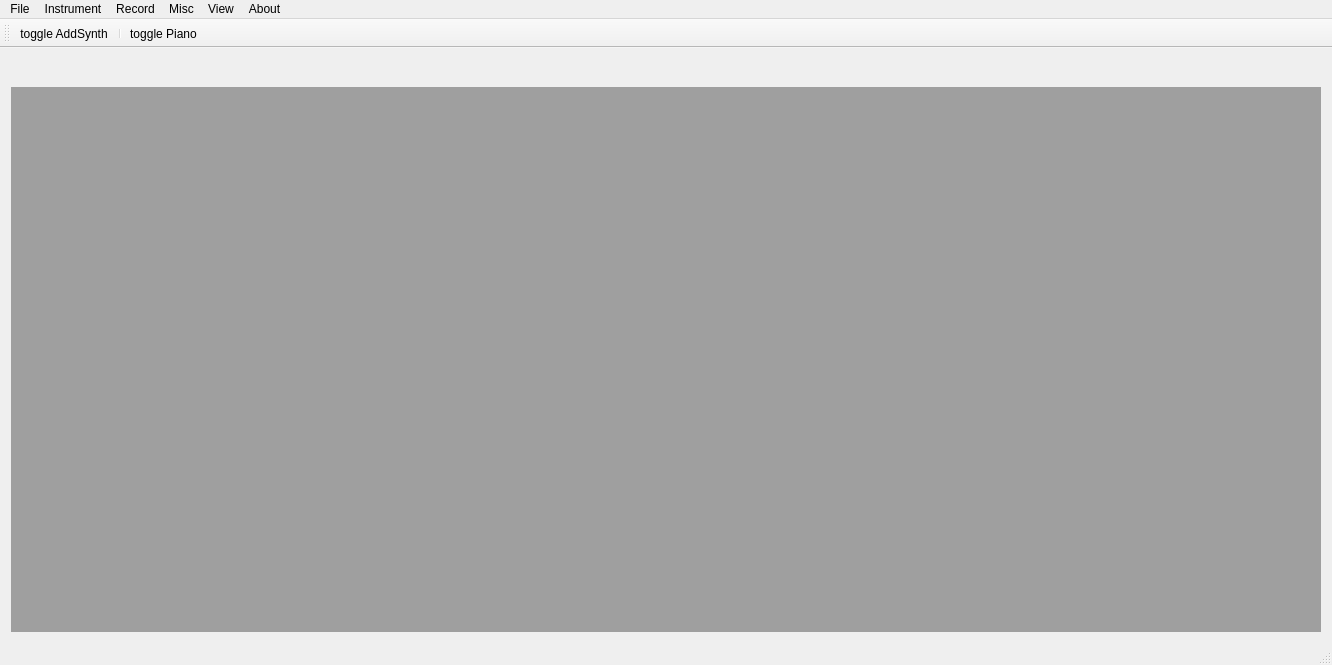
First picture: the form in src/UI_Qt/mainwindow.ui, repository wtrsltnk/zyn, before the edit.
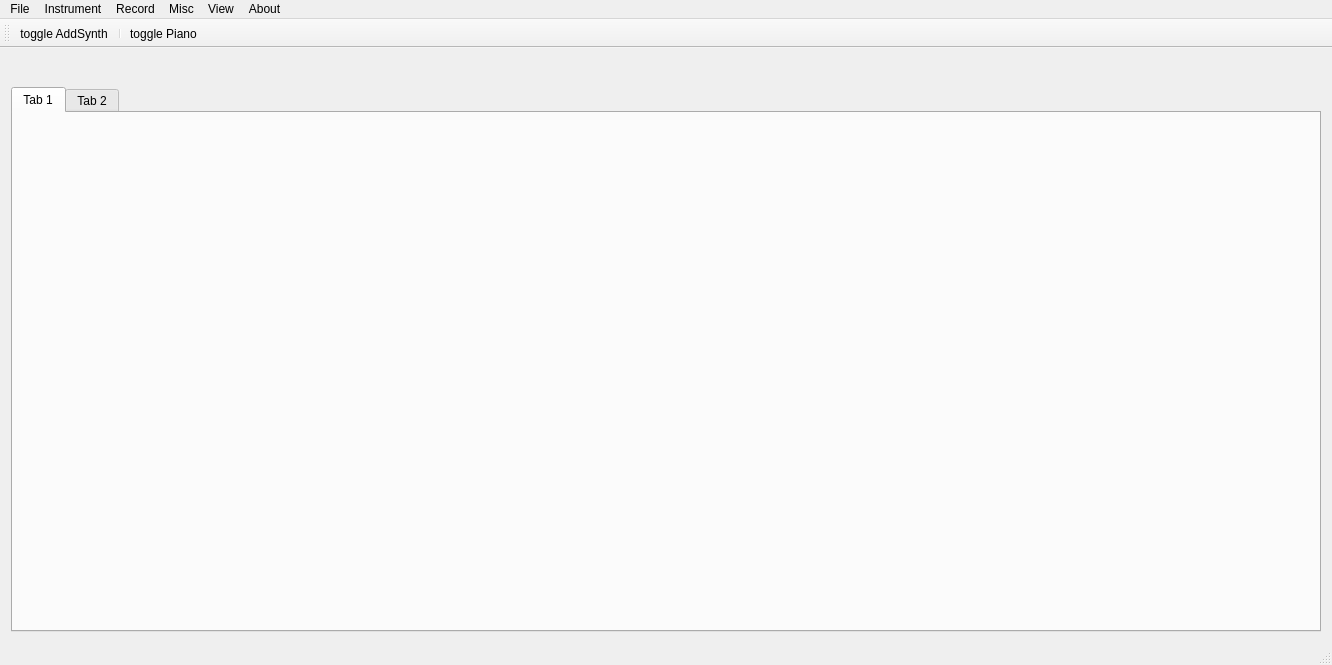
Second picture: the form after the edit. Icons and pictures are not drawn. Custom widgets are drawn as their Qt base class.

```diff
--- a/src/UI_Qt/mainwindow.ui
+++ b/src/UI_Qt/mainwindow.ui
@@ -28,7 +28,21 @@
      </widget>
     </item>
     <item>
-     <widget class="QMdiArea" name="mdiArea"/>
+     <widget class="QTabWidget" name="tabWidget">
+      <property name="currentIndex">
+       <number>0</number>
+      </property>
+      <widget class="QWidget" name="tab">
+       <attribute name="title">
+        <string>Tab 1</string>
+       </attribute>
+      </widget>
+      <widget class="QWidget" name="tab_2">
+       <attribute name="title">
+        <string>Tab 2</string>
+       </attribute>
+      </widget>
+     </widget>
     </item>
    </layout>
   </widget>
```
Left out of the diff: 10 changed lines with no effect on the pictures.
